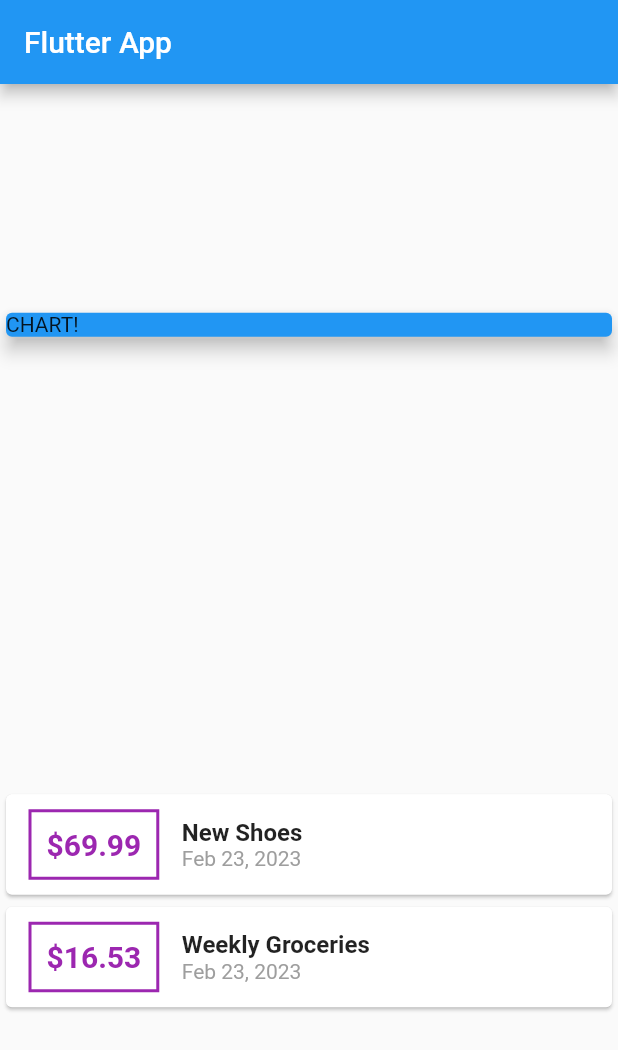
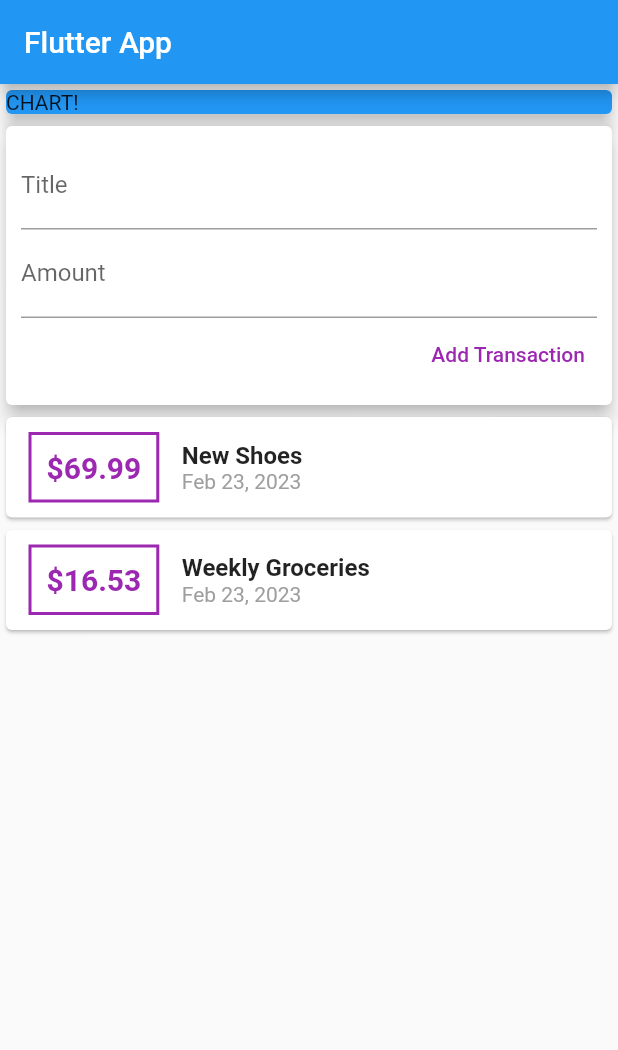
Before and after one commit to Checkmate2412/Personal_Expenses_Application, a Flutter app: the screen it shows after launch, on a phone screen of 412 x 824 dp. Shown: the top 1050 px of the screen. Run offline on Flutter 3.47's test engine with Material 2 defaults, Android fonts, the phone set to English and light mode, and no system bars.

Commit message:
85. Adding Text Input Widgets (TextField)

```diff
--- a/lib/main.dart
+++ b/lib/main.dart
@@ -38,7 +38,7 @@ class MyHomePage extends StatelessWidget {
         title: Text('Flutter App'),
       ),
       body: Column(
-        mainAxisAlignment: MainAxisAlignment.spaceAround,
+        // mainAxisAlignment: MainAxisAlignment.start,
         crossAxisAlignment: CrossAxisAlignment.stretch,
         children: <Widget>[
           Container(
@@ -47,6 +47,34 @@ class MyHomePage extends StatelessWidget {
               color: Colors.blue,
               elevation: 5,
               child: Text('CHART!'),
+            ),
+          ),
+          Card(
+            elevation: 5,
+            child: Container(
+              padding: EdgeInsets.all(10),
+              child: Column(
+                crossAxisAlignment: CrossAxisAlignment.end,
+                children: <Widget>[
+                  TextField(
+                    decoration: InputDecoration(
+                      labelText: 'Title',
+                    ),
+                  ),
+                  TextField(
+                    decoration: InputDecoration(
+                      labelText: 'Amount',
+                    ),
+                  ),
+                  TextButton(
+                    child: Text('Add Transaction'),
+                    style: ButtonStyle(
+                      foregroundColor: MaterialStateProperty.all(Colors.purple),
+                    ),
+                    onPressed: () {},
+                  )
+                ],
+              ),
             ),
           ),
           Column(
```
